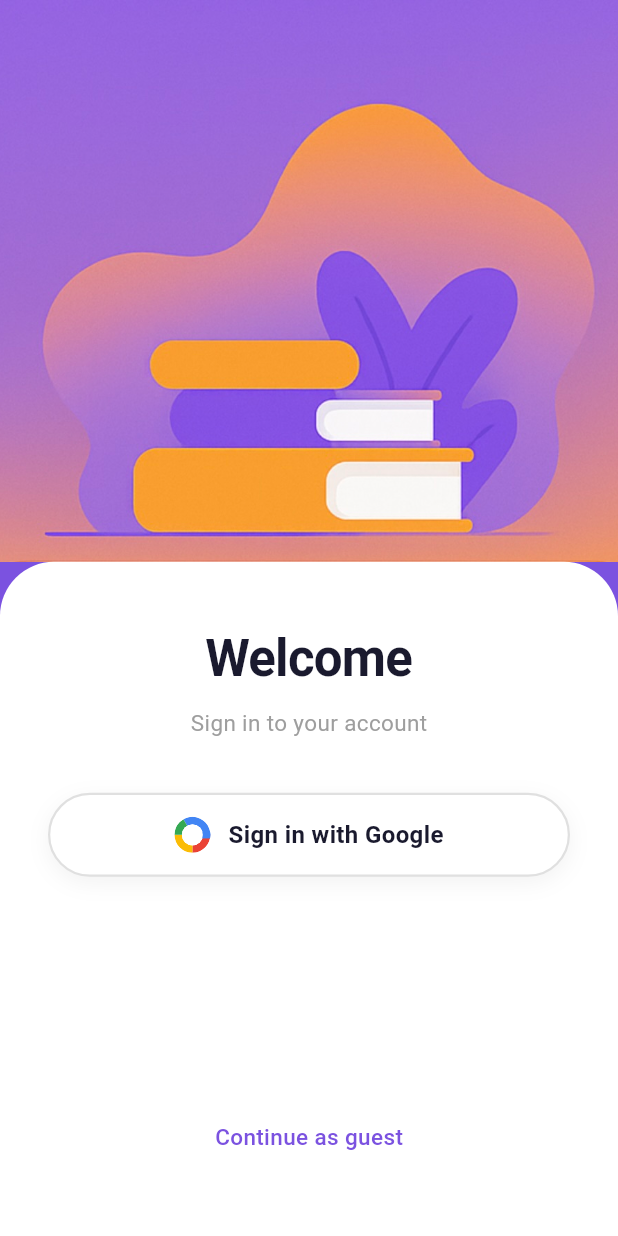
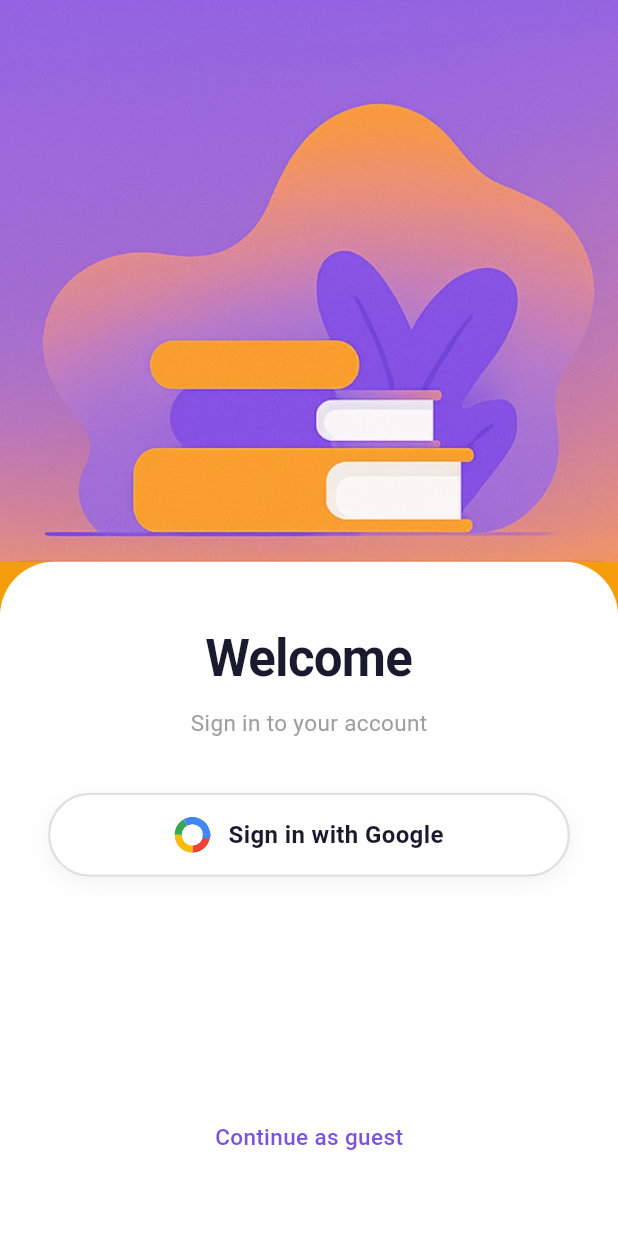
Before and after one commit to andrisilaban/news_chat_app, a Flutter app: the screen it shows after launch, on a phone screen of 412 x 824 dp. Run offline on Flutter 3.47's test engine with Material 3 defaults, Android fonts, the phone set to English and light mode, and no system bars; our stand-ins replace dartz, dio, file_picker, firebase_auth, firebase_core, flutter_bloc and 5 more; accounts and stored records are empty.

Commit message:
style: update LoginView background color to warm yellow

```diff
--- a/lib/features/login_view.dart
+++ b/lib/features/login_view.dart
@@ -4,7 +4,7 @@ import 'package:news_chat_app/service/auth_service.dart';
 class LoginView extends StatelessWidget {
   final AuthService authService;
   LoginView({super.key, AuthService? authService})
-      : authService = authService ?? AuthService();
+    : authService = authService ?? AuthService();
 
   void showError(BuildContext context, String message) {
     ScaffoldMessenger.of(
@@ -15,7 +15,9 @@ class LoginView extends StatelessWidget {
   @override
   Widget build(BuildContext context) {
     return Scaffold(
-      backgroundColor: const Color(0xFF7B52E0),
+      backgroundColor: const Color(
+        0xFFF59E0B,
+      ), // Matches the warm yellow/orange in the asset
       body: Column(
         children: [
           // ── TOP: Image ─────────────────────────────
```
